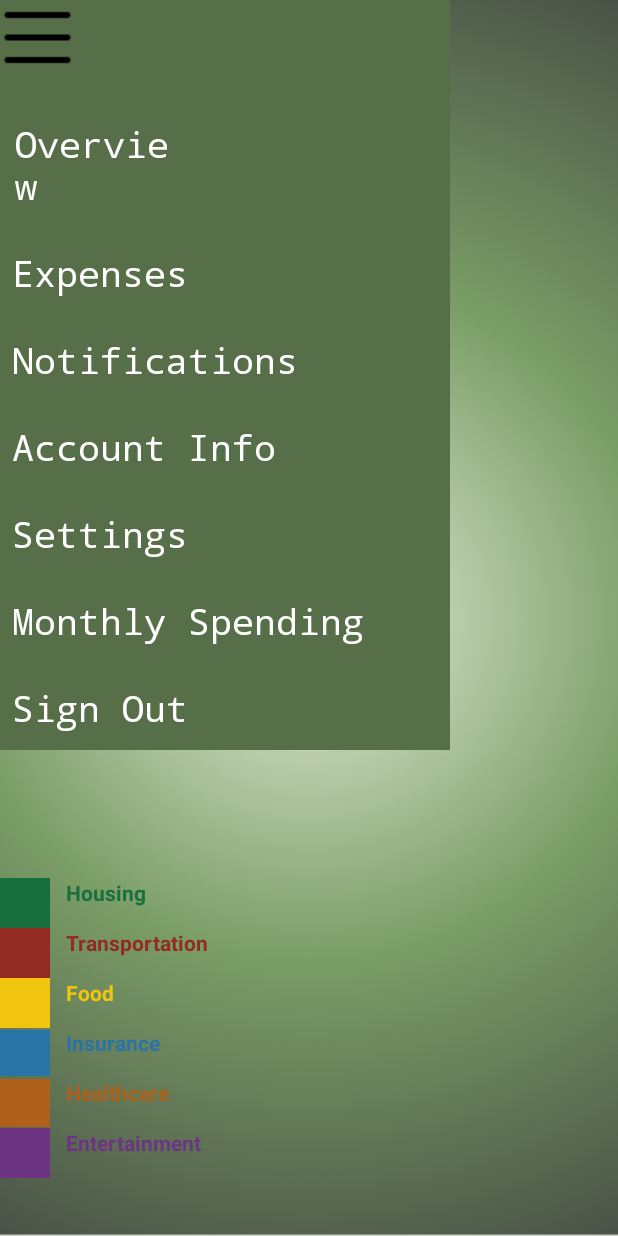
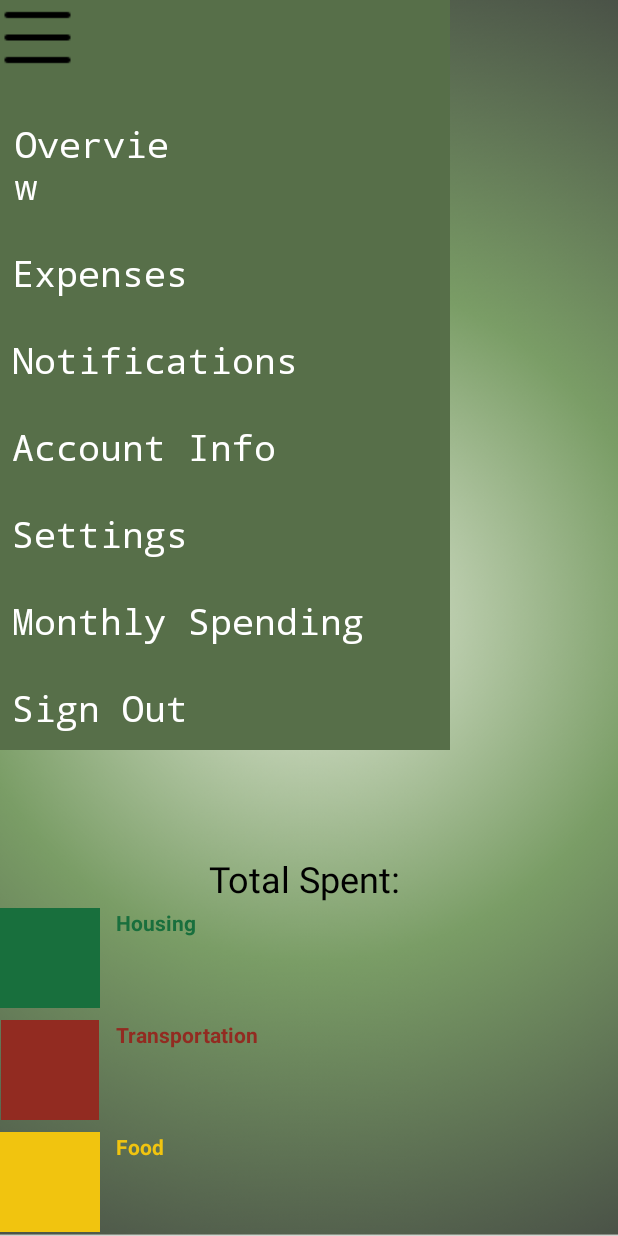
Before and after one commit to S-F-III/Dude-Wheres-My-Cache, an Android app: the OverviewActivity screen opened directly, with no data from a screen before it, after a tap on an icon or button, on a phone screen of 412 x 824 dp. Run offline under Robolectric (Android 15) with nearby library versions, the phone set to English and light mode, and no system bars; libraries missing offline, so code that uses them is left out: com.github.mikephil.charting; plain views replace PieChart; 2 statements that could not run were skipped.

Commit message:
Added User Spent Amount counter in overview, changed some ui elements of overview categories

```diff
--- a/app/src/main/assets/categories.csv
+++ b/app/src/main/assets/categories.csv
@@ -5,3 +5,4 @@ Food,yellow,Expenses related to food
 Insurance,blue,Expenses related to insurance
 Healthcare,orange,Expenses related to medical items
 Entertainment,purple,Expenses related to personal entertainment
+Unspent,white,Remaining space for expenses
--- a/app/src/main/java/com/example/dudewheresmycash/OverviewActivity.java
+++ b/app/src/main/java/com/example/dudewheresmycash/OverviewActivity.java
@@ -28,12 +28,14 @@ import androidx.core.view.WindowInsetsCompat;
 
 import org.w3c.dom.Text;
 
+import java.text.DecimalFormat;
 import java.util.Calendar;
 import java.util.*;
 import java.io.*;
 
 public class OverviewActivity extends AppCompatActivity {
 
+    private static final DecimalFormat df = new DecimalFormat("0.00");
     private AccountManager accountManager;
     private UserAccount userAccount;
     private CategoryTracker categoryTracker;
@@ -123,10 +125,10 @@ public class OverviewActivity extends AppCompatActivity {
             //displays a good morning message or good afternoon message with the user's name
             if (now.get(Calendar.HOUR_OF_DAY) < 12) {
                 TextView overviewMessage = findViewById(R.id.overview_message);
-                overviewMessage.setText("Good Morning " + userName);
+                overviewMessage.setText("Good Morning, " + "\n" + userName);
             } else {
                 TextView overviewMessage = findViewById(R.id.overview_message);
-                overviewMessage.setText("Good Afternoon " + userName);
+                overviewMessage.setText("Good Afternoon, " + "\n" + userName);
             }
 
             //displays the budget
@@ -209,7 +211,7 @@ public class OverviewActivity extends AppCompatActivity {
             String imageName = category.getCategoryColor().toLowerCase(); // Ensure this matches your image naming
             int imageResource = getResources().getIdentifier(imageName, "drawable", getPackageName());
             categoryImage.setImageResource(imageResource);
-            categoryImage.setLayoutParams(new LinearLayout.LayoutParams(50, 50)); // Set size for the image
+            categoryImage.setLayoutParams(new LinearLayout.LayoutParams(100, 100)); // Set size for the image
             categoryImage.setAdjustViewBounds(true); // Maintain aspect ratio
 
             // Create the TextView
@@ -219,13 +221,14 @@ public class OverviewActivity extends AppCompatActivity {
             int colorResource = getResources().getIdentifier(category.getCategoryColor(), "color", getPackageName());
             categoryName.setTextColor(ContextCompat.getColor(this, colorResource)); // OPTIONAL: Set the color to match category color
             categoryName.setLayoutParams(new LinearLayout.LayoutParams(
-                    LinearLayout.LayoutParams.WRAP_CONTENT,
-                    LinearLayout.LayoutParams.WRAP_CONTENT));
+                    LinearLayout.LayoutParams.MATCH_PARENT,
+                    100));
             categoryName.setPadding(16, 0, 0, 0); // Optional padding to separate text from image
 
             // Add ImageView and TextView to the horizontal layout
             categoryLayout.addView(categoryImage);
             categoryLayout.addView(categoryName);
+            categoryLayout.setPadding(0,0,0,12);
 
             // Add the horizontal layout to the main category layout
             categoryLayoutMain.addView(categoryLayout);
@@ -237,6 +240,7 @@ public class OverviewActivity extends AppCompatActivity {
         ArrayList<Expense> totaled = new ArrayList<>();
         List<PieEntry> pieEntries = new ArrayList<>();
         String fileName = "expense-list.csv";
+        double startBudget = total; //need this to show correct color for amount spent at the bottom of this method
         // Access the internal storage file
         File expenses = new File(activity.getFilesDir(), fileName);
         try (BufferedReader br = new BufferedReader(new FileReader(expenses))) {
@@ -301,5 +305,20 @@ public class OverviewActivity extends AppCompatActivity {
         pieChart.setEntryLabelTextSize(12f); // Label text size
         pieChart.getLegend().setEnabled(false); // Enable legend
         pieChart.invalidate();
+
+        //Set Text View Displaying Total Spent
+        TextView userTotalSpent = findViewById(R.id.user_total_spent);
+        total = startBudget - total;
+        if(total > (startBudget * 0.75) && total < (startBudget)) {
+            userTotalSpent.setText("Total Spent: $" + df.format(total));
+            userTotalSpent.setTextColor(getResources().getColor(R. color. yellow)); //yellow means caution, almost at limit
+        }
+        else if(total >= startBudget){
+            userTotalSpent.setText("Total Spent: $" + df.format(total));
+            userTotalSpent.setTextColor(getResources().getColor(R. color. red)); //red means danger, at or above limit
+        }
+        else{
+            userTotalSpent.setText("Total Spent: $" + df.format(total));
+        }
     }
 }
--- a/app/src/main/res/layout/activity_overview.xml
+++ b/app/src/main/res/layout/activity_overview.xml
@@ -74,11 +74,23 @@
 
     </FrameLayout>
 
+    <TextView
+        android:id="@+id/user_total_spent"
+        android:layout_width="wrap_content"
+        android:layout_height="wrap_content"
+        android:gravity="center_horizontal"
+        android:textColor="#000000"
+        android:textSize="24sp"
+        android:text="Total Spent: "
+        app:layout_constraintEnd_toEndOf="parent"
+        app:layout_constraintStart_toStartOf="parent"
+        app:layout_constraintTop_toBottomOf="@id/headerFrame"/>
+
     <ScrollView
         android:id="@+id/scrollView2"
         android:layout_width="match_parent"
         android:layout_height="0dp"
-        android:layout_marginTop="16dp"
+        android:layout_marginTop="36dp"
         app:layout_constraintTop_toBottomOf="@id/headerFrame"
         app:layout_constraintBottom_toBottomOf="parent">
 
```
Also changed, not shown: app/src/main/res/drawable/white.png (added).
